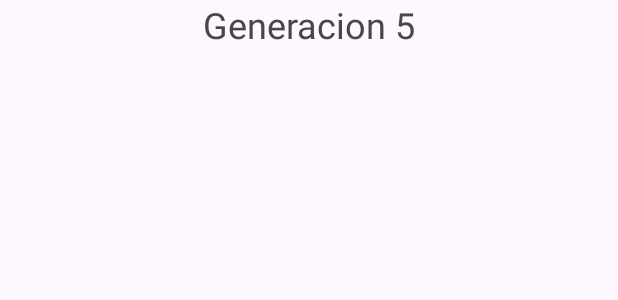
After one commit to osuka11/pokedex-updated, an Android app: the layout activity_list_gen_pokemon.xml on its own in the app's theme, with its tools: preview values and no code run, on a phone screen of 412 x 824 dp. The commit adds this screen. Shown: the top 300 px of the screen. Run offline under Robolectric (Android 15) with nearby library versions, the phone set to English and light mode, and no system bars.

Commit message:
Including List Activity

```diff
--- /dev/null
+++ b/app/src/main/res/layout/activity_list_gen_pokemon.xml
@@ -0,0 +1,27 @@
+<?xml version="1.0" encoding="utf-8"?>
+<layout xmlns:android="http://schemas.android.com/apk/res/android"
+    xmlns:app="http://schemas.android.com/apk/res-auto"
+    xmlns:tools="http://schemas.android.com/tools">
+
+    <data>
+
+    </data>
+
+    <LinearLayout
+        android:id="@+id/main"
+        android:layout_width="match_parent"
+        android:layout_height="match_parent"
+        tools:context=".ListGenPokemonActivity">
+
+        <TextView
+            android:id="@+id/opt_text"
+            android:layout_width="match_parent"
+            android:layout_height="wrap_content"
+            android:gravity="center"
+            tools:text="Generacion 5"
+            android:textSize="24sp">
+
+        </TextView>
+
+    </LinearLayout>
+</layout>
--- a/app/src/main/res/layout/activity_main.xml
+++ b/app/src/main/res/layout/activity_main.xml
@@ -8,7 +8,8 @@
     </data>
     <LinearLayout
         android:layout_width="match_parent"
-        android:layout_height="match_parent"
+        android:layout_height="700dp"
+        android:padding="20dp"
         android:orientation="vertical">
 
         <LinearLayout
```
Also changed, not shown: app/src/main/AndroidManifest.xml (+4 -3 lines), app/src/main/java/com/example/pokedex/ListGenPokemonActivity.kt (added, +26 -0 lines), app/src/main/java/com/example/pokedex/MainActivity.kt (+45 -5 lines), gradle/libs.versions.toml (+4 -4 lines).
